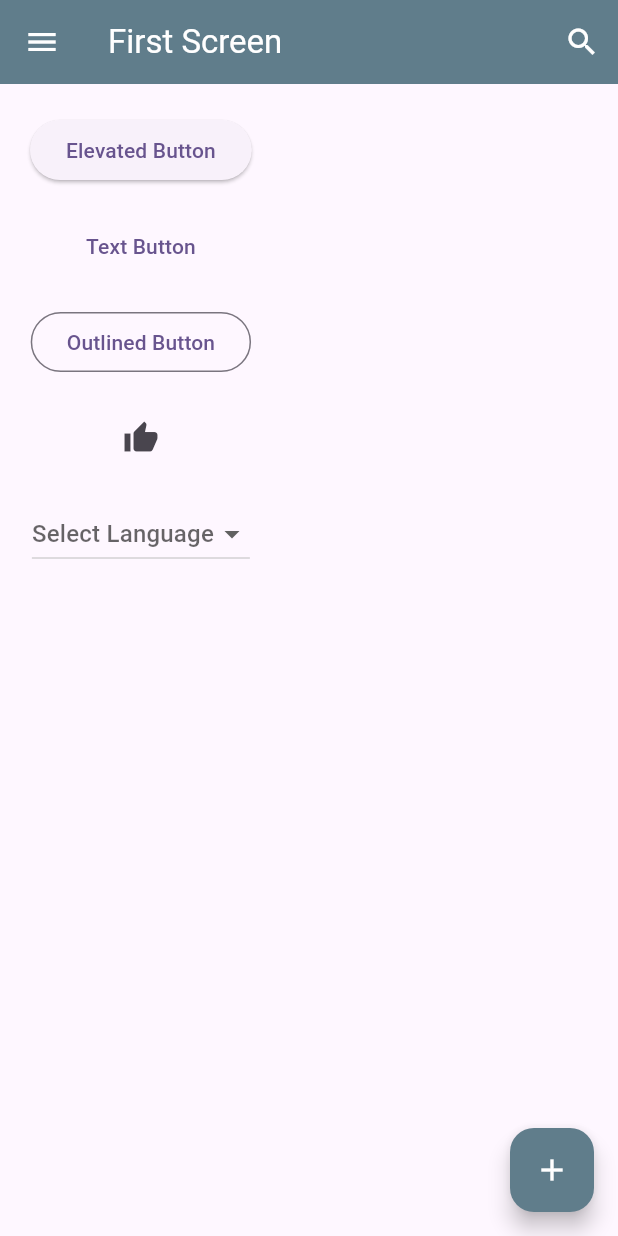
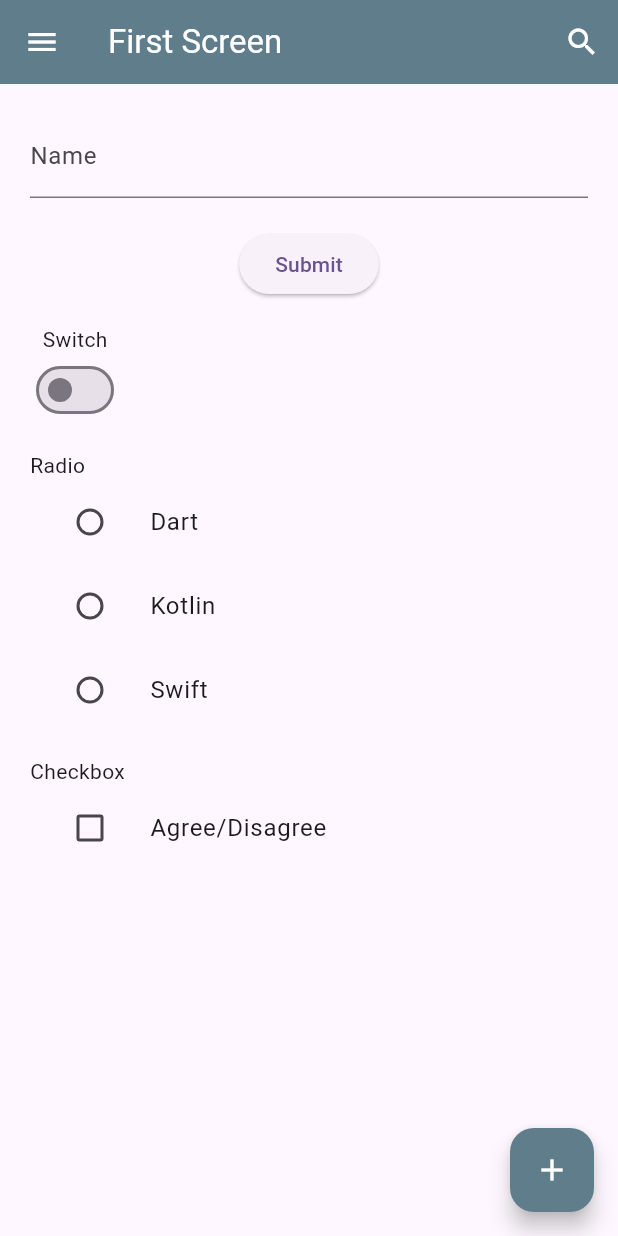
Before and after one commit to ryhn7/Flutter-Pemula, a Flutter app: the screen it shows after launch, on a phone screen of 412 x 824 dp. Run offline on Flutter 3.47's test engine with Material 2 defaults, Android fonts, the phone set to English and light mode, and no system bars.

Commit message:
input widget

```diff
--- /dev/null
+++ b/Widget/widget/lib/components/input_screen.dart
@@ -0,0 +1,148 @@
+import 'package:flutter/material.dart';
+
+class InputScreen extends StatefulWidget {
+  const InputScreen({super.key});
+
+  @override
+  State<InputScreen> createState() => _InputScreenState();
+}
+
+class _InputScreenState extends State<InputScreen> {
+  String _name = '';
+  bool lightOn = false;
+  String? language;
+  bool agree = false;
+
+  @override
+  Widget build(BuildContext context) {
+    return Container(
+      margin: const EdgeInsets.all(20),
+      child: Column(
+        crossAxisAlignment: CrossAxisAlignment.start,
+        children: <Widget>[
+          Container(
+            margin: const EdgeInsets.only(bottom: 16),
+            child: Column(
+              children: <Widget>[
+                TextField(
+                  decoration: const InputDecoration(
+                      hintText: "Enter your name...", labelText: "Name"),
+                  onChanged: (String value) {
+                    setState(() {
+                      _name = value;
+                    });
+                  },
+                ),
+                const SizedBox(
+                  height: 20,
+                ),
+                ElevatedButton(
+                    onPressed: () {
+                      showDialog(
+                          context: context,
+                          builder: (context) => AlertDialog(
+                                content: Text("Hello $_name"),
+                              ));
+                    },
+                    child: const Text("Submit"))
+              ],
+            ),
+          ),
+          Container(
+              margin: const EdgeInsets.only(bottom: 16),
+              child: Column(
+                children: <Widget>[
+                  const Text("Switch"),
+                  Switch(
+                    value: lightOn,
+                    onChanged: (bool value) {
+                      setState(() {
+                        lightOn = value;
+                      });
+
+                      ScaffoldMessenger.of(context).showSnackBar(SnackBar(
+                        content: Text("Light is ${lightOn ? 'on' : 'off'}"),
+                        duration: const Duration(seconds: 1),
+                      ));
+                    },
+                  ),
+                ],
+              )),
+          Container(
+            margin: const EdgeInsets.only(bottom: 16),
+            child: Column(
+                crossAxisAlignment: CrossAxisAlignment.start,
+                children: <Widget>[
+                  const Text("Radio"),
+                  ListTile(
+                    leading: Radio<String>(
+                      value: "Dart",
+                      groupValue: language,
+                      onChanged: (String? value) {
+                        setState(() {
+                          language = value;
+                          showSnackBar();
+                        });
+                      },
+                    ),
+                    title: const Text("Dart"),
+                  ),
+                  ListTile(
+                    leading: Radio<String>(
+                      value: "Kotlin",
+                      groupValue: language,
+                      onChanged: (String? value) {
+                        setState(() {
+                          language = value;
+                          showSnackBar();
+                        });
+                      },
+                    ),
+                    title: const Text("Kotlin"),
+                  ),
+                  ListTile(
+                    leading: Radio<String>(
+                      value: "Swift",
+                      groupValue: language,
+                      onChanged: (String? value) {
+                        setState(() {
+                          language = value;
+                          showSnackBar();
+                        });
+                      },
+                    ),
+                    title: const Text("Swift"),
+                  ),
+                ]),
+          ),
+          Container(
+            margin: const EdgeInsets.only(bottom: 16),
+            child: Column(
+                crossAxisAlignment: CrossAxisAlignment.start,
+                children: <Widget>[
+                  const Text("Checkbox"),
+                  ListTile(
+                    leading: Checkbox(
+                      value: agree,
+                      onChanged: (bool? value) {
+                        setState(() {
+                          agree = value!;
+                        });
+                      },
+                    ),
+                    title: const Text("Agree/Disagree"),
+                  )
+                ]),
+          ),
+        ],
+      ),
+    );
+  }
+
+  void showSnackBar() {
+    ScaffoldMessenger.of(context).showSnackBar(SnackBar(
+      content: Text("$language selected"),
+      duration: const Duration(seconds: 1),
+    ));
+  }
+}
--- a/Widget/widget/lib/first_screen.dart
+++ b/Widget/widget/lib/first_screen.dart
@@ -1,5 +1,6 @@
 import 'package:flutter/material.dart';
 import 'package:widget/components/button_screen.dart';
+import 'package:widget/components/input_screen.dart';
 import 'package:widget/components/screem_column.dart';
 
 class FirstScreen extends StatelessWidget {
@@ -29,7 +30,7 @@ class FirstScreen extends StatelessWidget {
               color: Colors.white,
             )),
       ),
-      body: const ButtonScreen(),
+      body: const InputScreen(),
       floatingActionButton: FloatingActionButton(
         onPressed: () {},
         backgroundColor: Colors.blueGrey,
```
